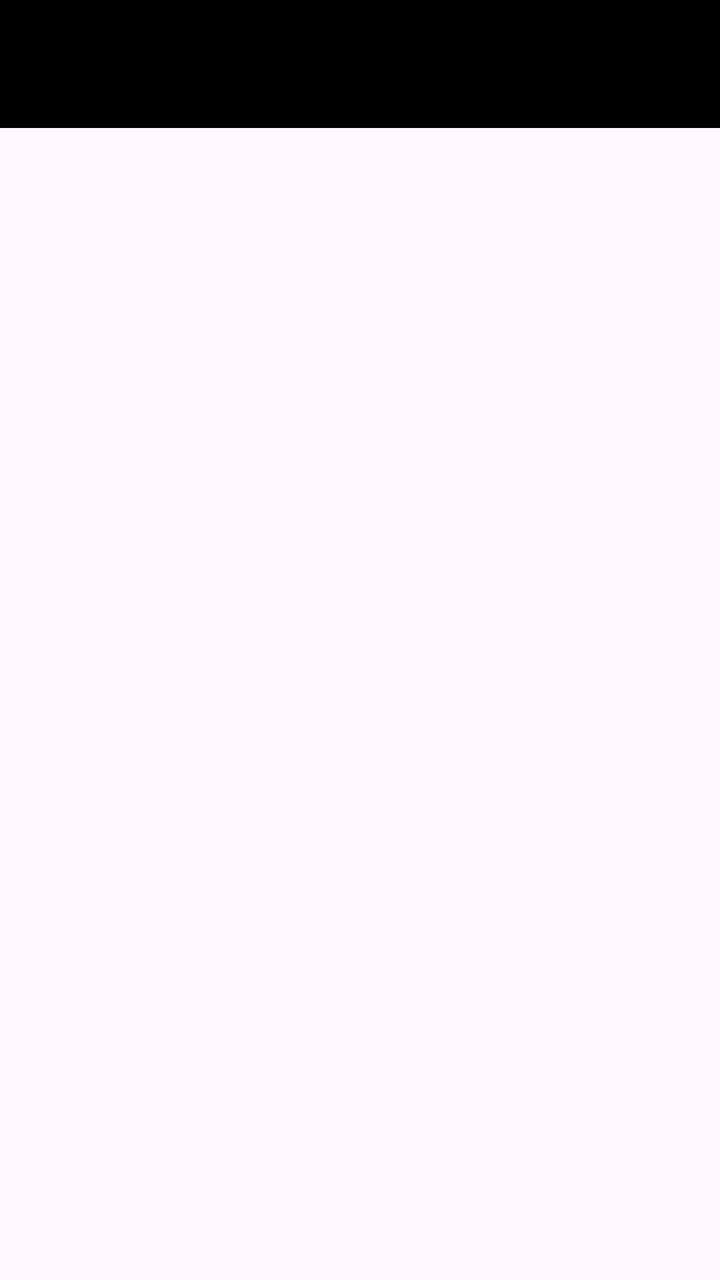
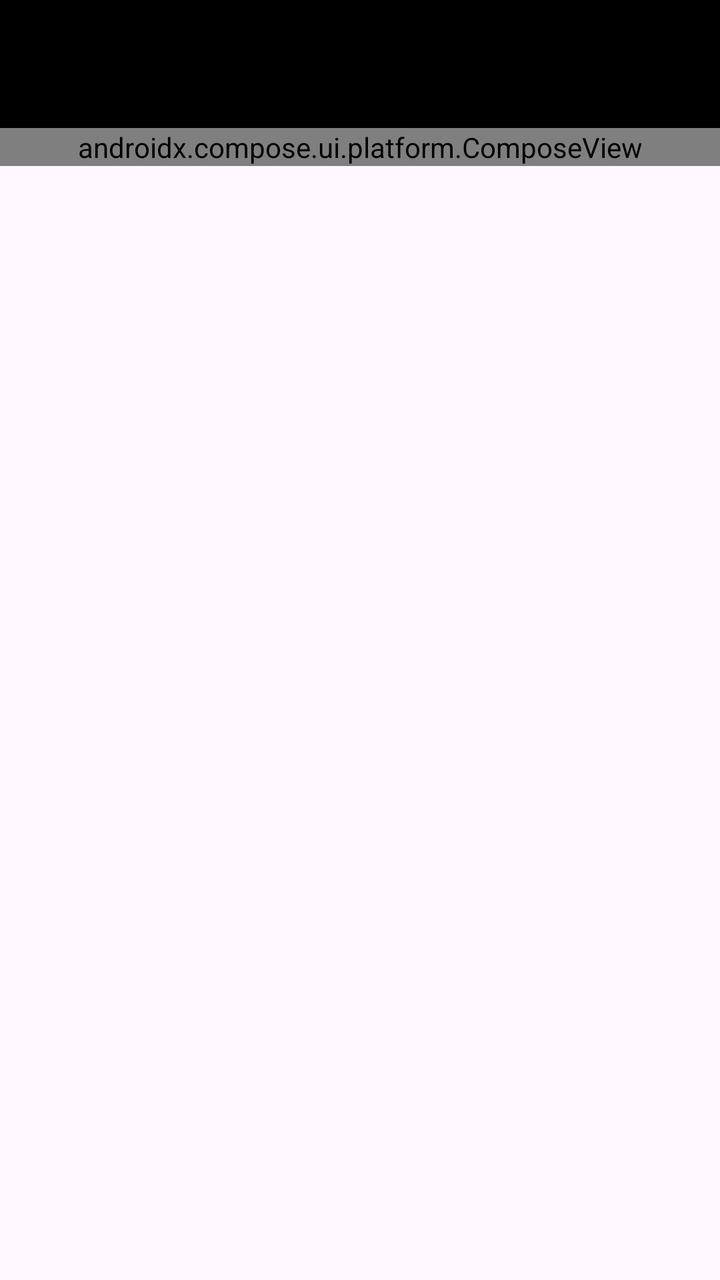

Compare the two renders of this Android layout. The source of the first and the diff that turns it into the second are given below.
<!-- AndroidManifest.xml: application theme Theme.MovieHub -->
<!-- res/layout/activity_main.xml -->
<?xml version="1.0" encoding="utf-8"?>
<androidx.constraintlayout.widget.ConstraintLayout xmlns:android="http://schemas.android.com/apk/res/android"
    xmlns:app="http://schemas.android.com/apk/res-auto"
    xmlns:tools="http://schemas.android.com/tools"
    android:id="@+id/main"
    android:layout_width="match_parent"
    android:layout_height="match_parent"
    tools:context=".presentation.ui.MainActivity">

    <com.google.android.material.appbar.AppBarLayout
        android:id="@+id/appBarLayout"
        android:layout_width="match_parent"
        android:layout_height="wrap_content"
        android:theme="@style/ThemeOverlay.AppCompat.Dark.ActionBar"
        app:layout_constraintEnd_toEndOf="parent"
        app:layout_constraintStart_toStartOf="parent"
        app:layout_constraintTop_toTopOf="parent">

        <androidx.appcompat.widget.Toolbar
            android:id="@+id/toolbar"
            android:layout_width="match_parent"
            android:layout_height="?attr/actionBarSize"
            android:background="?attr/colorPrimary"
            app:popupTheme="@style/ThemeOverlay.AppCompat.Light" />

    </com.google.android.material.appbar.AppBarLayout>

    <RelativeLayout
        android:layout_width="match_parent"
        android:layout_height="wrap_content"
        app:layout_constraintEnd_toEndOf="parent"
        app:layout_constraintStart_toStartOf="parent"
        app:layout_constraintTop_toBottomOf="@id/appBarLayout">

        <androidx.recyclerview.widget.RecyclerView
            android:id="@+id/recyclerView"
            android:layout_width="match_parent"
            android:layout_height="wrap_content"
            android:layout_marginTop="@dimen/margin_small"
            tools:visibility="visible" />
    </RelativeLayout>

    <com.google.android.material.progressindicator.CircularProgressIndicator
        android:id="@+id/progress"
        android:layout_width="wrap_content"
        android:layout_height="wrap_content"
        android:indeterminate="true"
        android:visibility="gone"
        app:indicatorColor="@color/teal_200"
        app:indicatorSize="@dimen/loading_margin"
        app:layout_constraintBottom_toBottomOf="parent"
        app:layout_constraintLeft_toLeftOf="parent"
        app:layout_constraintRight_toRightOf="parent"
        app:layout_constraintTop_toTopOf="parent" />

    <LinearLayout
        android:id="@+id/errorArea"
        android:layout_width="match_parent"
        android:layout_height="@dimen/margin_card_error_view"
        android:layout_gravity="center"
        android:layout_margin="@dimen/margin_medium"
        android:background="?attr/colorPrimary"
        android:orientation="horizontal"
        android:visibility="gone"
        app:layout_constraintTop_toBottomOf="@id/appBarLayout"
        tools:visibility="visible">

        <ImageView
            android:layout_width="@dimen/load_img_size"
            android:layout_height="@dimen/load_img_size"
            android:layout_gravity="center_vertical"
            android:layout_marginStart="@dimen/margin_medium"
            android:layout_marginEnd="@dimen/margin_big"
            android:src="@mipmap/ic_reload" />

        <TextView
            android:id="@+id/textMsgErrorView"
            android:layout_width="match_parent"
            android:layout_height="match_parent"
            android:layout_gravity="center"
            android:gravity="center_vertical"
            android:textColor="@color/white"
            android:textSize="@dimen/text_size_medium"
            android:text="@string/error_listing_movies" />

    </LinearLayout>

</androidx.constraintlayout.widget.ConstraintLayout>
<!-- resources referenced by this layout -->
<resources>
  <color name="teal_200">#FF03DAC5</color>
  <color name="white">#FFFFFFFF</color>
  <dimen name="load_img_size">60dp</dimen>
  <dimen name="loading_margin">30dp</dimen>
  <dimen name="margin_big">32dp</dimen>
  <dimen name="margin_card_error_view">100dp</dimen>
  <dimen name="margin_medium">16dp</dimen>
  <dimen name="margin_small">8dp</dimen>
  <dimen name="text_size_medium">16sp</dimen>
  <!-- mipmap ic_reload: png bitmap (drawable-hdpi, 1915 bytes) -->
  <string name="error_listing_movies">Erro ao listar filmes. Clique aqui para tentar novamente.</string>
  <style name="Theme.MovieHub" parent="Base.Theme.MovieHub" />
  <style name="Base.Theme.MovieHub" parent="Theme.Material3.DayNight.NoActionBar">
          
           <item name="colorPrimary">@color/black</item>
      </style>
  <color name="black">#FF000000</color>
</resources>

<!-- the commit's change to res/layout/activity_main.xml (unified diff, before → after) -->
@@ -25,20 +25,13 @@
 
     </com.google.android.material.appbar.AppBarLayout>
 
-    <RelativeLayout
+    <androidx.compose.ui.platform.ComposeView
+        android:id="@+id/composeRecyclerView"
         android:layout_width="match_parent"
         android:layout_height="wrap_content"
         app:layout_constraintEnd_toEndOf="parent"
         app:layout_constraintStart_toStartOf="parent"
-        app:layout_constraintTop_toBottomOf="@id/appBarLayout">
-
-        <androidx.recyclerview.widget.RecyclerView
-            android:id="@+id/recyclerView"
-            android:layout_width="match_parent"
-            android:layout_height="wrap_content"
-            android:layout_marginTop="@dimen/margin_small"
-            tools:visibility="visible" />
-    </RelativeLayout>
+        app:layout_constraintTop_toBottomOf="@id/appBarLayout" />
 
     <com.google.android.material.progressindicator.CircularProgressIndicator
         android:id="@+id/progress"
<!-- resource entries referenced after the edit -->
@@ -7,7 +7,6 @@
   <dimen name="margin_big">32dp</dimen>
   <dimen name="margin_card_error_view">100dp</dimen>
   <dimen name="margin_medium">16dp</dimen>
-  <dimen name="margin_small">8dp</dimen>
   <dimen name="text_size_medium">16sp</dimen>
   <!-- mipmap ic_reload: png bitmap (drawable-hdpi, 1915 bytes) -->
   <string name="error_listing_movies">Erro ao listar filmes. Clique aqui para tentar novamente.</string>
